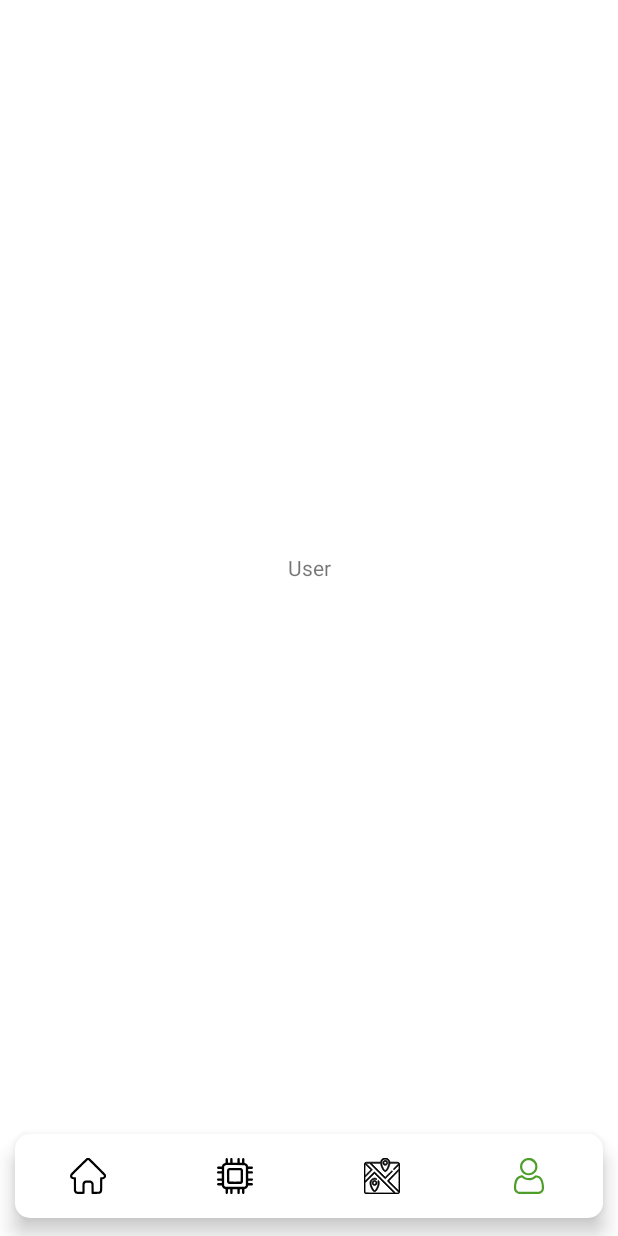
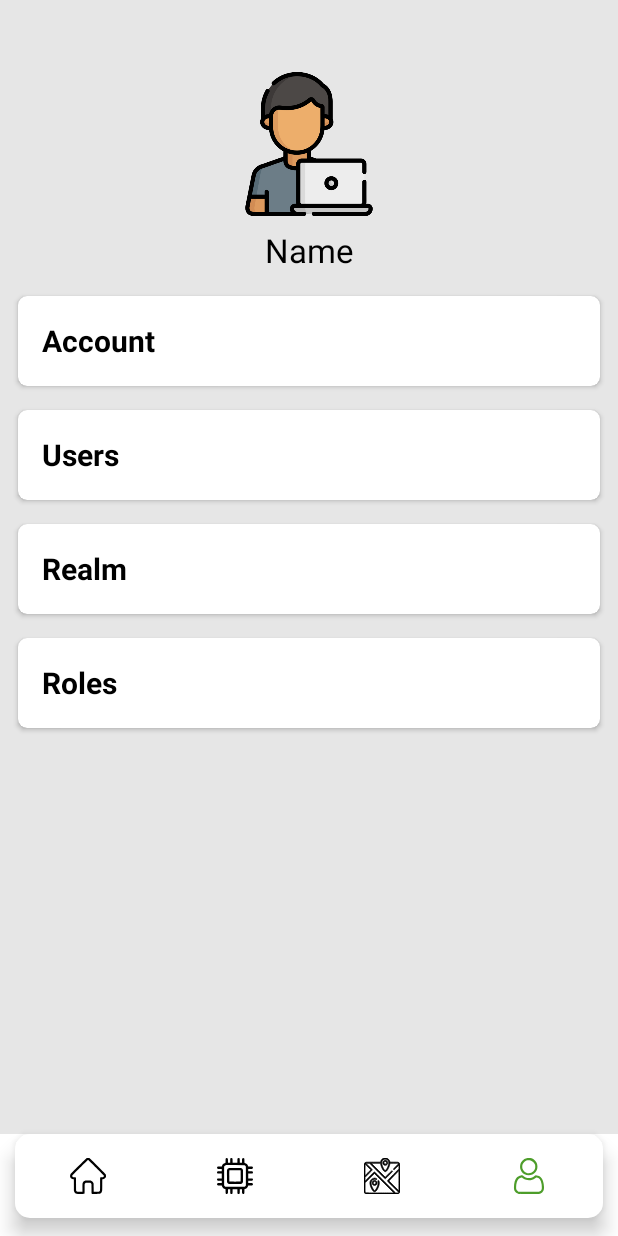
Before and after one commit to ptu1710/UiOt-Android, an Android app: the HomeActivity screen opened directly, with no data from a screen before it, item 4 of the bottom bar chosen, on a phone screen of 412 x 824 dp. Run offline under Robolectric (Android 15) with nearby library versions, the phone set to English and light mode, and no system bars; network calls fail; 2 statements that could not run were skipped.

Commit message:
Add User Fragment Screen

```diff
--- a/app/src/main/java/com/ixxc/myuit/API/APIManager.java
+++ b/app/src/main/java/com/ixxc/myuit/API/APIManager.java
@@ -9,6 +9,7 @@ import com.ixxc.myuit.Model.CreateAssetReq;
 import com.ixxc.myuit.Model.CreateAssetRes;
 import com.ixxc.myuit.Model.Device;
 import com.ixxc.myuit.Model.Model;
+import com.ixxc.myuit.Model.Role;
 import com.ixxc.myuit.Model.Token;
 import com.ixxc.myuit.Model.User;
 
@@ -50,6 +51,19 @@ public class APIManager {
             Response<User> response = call.execute();
             isSuccess = response.isSuccessful();
             User.setUser(response.body());
+        } catch (IOException e) { e.printStackTrace(); }
+
+        return isSuccess;
+    }
+
+    public static boolean getUserRoles() {
+        Call<List<Role>> call = userAI.getUserRoles();
+
+        boolean isSuccess = false;
+        try {
+            Response<List<Role>> response = call.execute();
+            isSuccess = response.isSuccessful();
+            User.getUser().setUserRoles(response.body());
         } catch (IOException e) { e.printStackTrace(); }
 
         return isSuccess;
--- /dev/null
+++ b/app/src/main/java/com/ixxc/myuit/Adapter/UserItemAdapter.java
@@ -0,0 +1,74 @@
+package com.ixxc.myuit.Adapter;
+
+import android.content.Context;
+import android.view.LayoutInflater;
+import android.view.View;
+import android.view.ViewGroup;
+import android.widget.TextView;
+
+import androidx.recyclerview.widget.RecyclerView;
+
+import com.ixxc.myuit.R;
+
+import java.util.List;
+
+public class UserItemAdapter extends RecyclerView.Adapter<UserItemAdapter.ViewHolder> {
+
+    private List<String> itemList;
+    private LayoutInflater mInflater;
+    private ItemClickListener mClickListener;
+
+    public UserItemAdapter(Context context, List<String> data) {
+        this.mInflater = LayoutInflater.from(context);
+        this.itemList = data;
+    }
+
+    // inflates the row layout from xml when needed
+    @Override
+    public ViewHolder onCreateViewHolder(ViewGroup parent, int viewType) {
+        View view = mInflater.inflate(R.layout.user_item_layout, parent, false);
+        return new ViewHolder(view);
+    }
+
+    // binds the data to the TextView in each row
+    @Override
+    public void onBindViewHolder(ViewHolder holder, int position) {
+        String animal = itemList.get(position);
+        holder.tv_item.setText(animal);
+    }
+
+    // total number of rows
+    @Override
+    public int getItemCount() {
+        return itemList.size();
+    }
+
+
+    // stores and recycles views as they are scrolled off screen
+    public class ViewHolder extends RecyclerView.ViewHolder implements View.OnClickListener {
+        TextView tv_item;
+
+        ViewHolder(View itemView) {
+            super(itemView);
+            tv_item = itemView.findViewById(R.id.tv_item);
+            itemView.setOnClickListener(this);
+        }
+
+        @Override
+        public void onClick(View view) {
+            if (mClickListener != null) mClickListener.onItemClick(view, getAdapterPosition());
+        }
+    }
+
+    String getItem(int id) {
+        return itemList.get(id);
+    }
+
+    public void setClickListener(ItemClickListener itemClickListener) {
+        this.mClickListener = itemClickListener;
+    }
+
+    public interface ItemClickListener {
+        void onItemClick(View view, int position);
+    }
+}
--- a/app/src/main/java/com/ixxc/myuit/HomeActivity.java
+++ b/app/src/main/java/com/ixxc/myuit/HomeActivity.java
@@ -44,7 +44,7 @@ public class HomeActivity extends AppCompatActivity {
         homeFrag = new HomeFragment();
         devicesFrag = new DevicesFragment();
         mapsFrag = new MapsFragment();
-        userFrag = new UserFragment();
+        userFrag = new UserFragment(this);
     }
 
     private void InitViews() {
--- a/app/src/main/java/com/ixxc/myuit/HomeFragment.java
+++ b/app/src/main/java/com/ixxc/myuit/HomeFragment.java
@@ -51,7 +51,10 @@ public class HomeFragment extends Fragment {
         pb_username = view.findViewById(R.id.pb_username);
 
         new Thread(() -> {
-            if (User.getUser() == null) APIManager.getUserInfo();
+            if (User.getUser() == null) {
+                APIManager.getUserInfo();
+                APIManager.getUserRoles();
+            }
             if (Device.getAllDevices() == null || Device.getAllDevices().size() == 0) APIManager.getDevices();
 
             Message msg = handler.obtainMessage();
--- a/app/src/main/java/com/ixxc/myuit/Interface/APIInterface.java
+++ b/app/src/main/java/com/ixxc/myuit/Interface/APIInterface.java
@@ -5,6 +5,7 @@ import com.ixxc.myuit.Model.CreateAssetReq;
 import com.ixxc.myuit.Model.CreateAssetRes;
 import com.ixxc.myuit.Model.Device;
 import com.ixxc.myuit.Model.Model;
+import com.ixxc.myuit.Model.Role;
 import com.ixxc.myuit.Model.Token;
 import com.ixxc.myuit.Model.User;
 
@@ -32,21 +33,33 @@ public interface APIInterface {
     @GET("api/master/user/user")
     Call<User> getUserInfo();
 
+    // Get user roles
+    @GET("api/master/user/userRoles")
+    Call<List<Role>> getUserRoles();
+
+    // Get all devices
     @GET("api/master/asset/user/current")
     Call<List<Device>> getUserDevices();
 
+    // Get all models
     @GET("api/master/model/assetInfos")
     Call<List<Model>> getDeviceModels();
 
+    // Create device
     @POST("api/master/asset")
     Call<CreateAssetRes> createDevice(@Body JsonObject body);
 
+    // Delete device
     @DELETE("api/master/asset")
     Call<String> delDevice(@Query("assetId") String deviceId);
 
+    // Get a device
     @GET("api/master/asset/{assetId}")
     Call<Device> getDevice(@Path("assetId") String deviceId);
 
+    // Update  a device
     @PUT("api/master/asset/{assetId}")
     Call<String> updateDeviceInfo(@Path("assetId") String deviceId, @Body JsonObject requestBody);
+
+
 }
--- /dev/null
+++ b/app/src/main/java/com/ixxc/myuit/Model/Role.java
@@ -0,0 +1,9 @@
+package com.ixxc.myuit.Model;
+
+public class Role {
+    public String id;
+    public String name;
+    public String description;
+    public boolean composite;
+    public boolean assigned;
+}
--- a/app/src/main/java/com/ixxc/myuit/Model/User.java
+++ b/app/src/main/java/com/ixxc/myuit/Model/User.java
@@ -1,4 +1,7 @@
 package com.ixxc.myuit.Model;
+
+import java.util.ArrayList;
+import java.util.List;
 
 public class User {
     public String realm;
@@ -8,6 +11,10 @@ public class User {
     public long createdOn;
     public boolean serviceAccount;
     public String username;
+    public String firstName = "";
+    public String lastName = "";
+
+    private List<Role> userRoles;
 
     private static User user;
 
@@ -18,4 +25,22 @@ public class User {
     public static User getUser() {
         return user;
     }
+
+    public List<Role> getUserRoles() {
+        return userRoles;
+    }
+
+    public void setUserRoles(List<Role> userRoles) {
+        this.userRoles = userRoles;
+    }
+
+    public String getDisplayName() {
+        if (firstName.equals("") && lastName.equals("")) {
+            return username;
+        } else if (!firstName.equals("") && !lastName.equals("")) {
+            return firstName + lastName;
+        } else {
+            return firstName.equals("") ? lastName : firstName;
+        }
+    }
 }
--- a/app/src/main/java/com/ixxc/myuit/UserFragment.java
+++ b/app/src/main/java/com/ixxc/myuit/UserFragment.java
@@ -1,15 +1,52 @@
 package com.ixxc.myuit;
 
+import android.content.Context;
 import android.os.Bundle;
 
+import androidx.annotation.NonNull;
+import androidx.annotation.Nullable;
 import androidx.fragment.app.Fragment;
+import androidx.recyclerview.widget.LinearLayoutManager;
+import androidx.recyclerview.widget.RecyclerView;
 
+import android.os.Handler;
+import android.os.Message;
 import android.view.LayoutInflater;
 import android.view.View;
 import android.view.ViewGroup;
+import android.widget.ImageView;
+import android.widget.ProgressBar;
+import android.widget.TextView;
+import android.widget.Toast;
+
+import com.ixxc.myuit.API.APIManager;
+import com.ixxc.myuit.Adapter.AttributesAdapter;
+import com.ixxc.myuit.Adapter.UserItemAdapter;
+import com.ixxc.myuit.Model.Device;
+import com.ixxc.myuit.Model.User;
+
+import java.util.ArrayList;
+import java.util.List;
 
 public class UserFragment extends Fragment {
+    ImageView iv_user;
+    TextView tv_username;
+    RecyclerView rv_user_item;
+    Context ctx;
+    User user;
+
+    Handler handler = new Handler(message -> {
+        Bundle bundle = message.getData();
+
+
+        return false;
+    });
+
     public UserFragment() { }
+
+    public UserFragment(Context context) {
+        this.ctx = context;
+    }
 
     @Override
     public void onCreate(Bundle savedInstanceState) {
@@ -21,4 +58,43 @@ public class UserFragment extends Fragment {
         return inflater.inflate(R.layout.fragment_user, container, false);
     }
 
+    @Override
+    public void onViewCreated(@NonNull View view, @Nullable Bundle savedInstanceState) {
+        iv_user = view.findViewById(R.id.iv_user);
+        tv_username = view.findViewById(R.id.tv_username_1);
+        rv_user_item = view.findViewById(R.id.rv_user_item);
+
+        user = User.getUser();
+
+        tv_username.setText(user.getDisplayName());
+
+        List<String> items = new ArrayList<>();
+        items.add("Account");
+        items.add("Users");
+        items.add("Realm");
+        items.add("Roles");
+
+        UserItemAdapter adapter = new UserItemAdapter(ctx, items);
+        adapter.setClickListener(new UserItemAdapter.ItemClickListener() {
+            @Override
+            public void onItemClick(View view, int position) {
+                Toast.makeText(ctx, items.get(position), Toast.LENGTH_SHORT).show();
+            }
+        });
+
+        rv_user_item.setLayoutManager(new LinearLayoutManager(ctx));
+        rv_user_item.setAdapter(adapter);
+
+//        new Thread(() -> {
+//
+//
+//            Message msg = handler.obtainMessage();
+//            Bundle bundle = new Bundle();
+//            bundle.putString("USER", User.getUser().username);
+//            msg.setData(bundle);
+//            handler.sendMessage(msg);
+//        }).start();
+
+        super.onViewCreated(view, savedInstanceState);
+    }
 }
--- a/app/src/main/res/layout/attribute_layout.xml
+++ b/app/src/main/res/layout/attribute_layout.xml
@@ -1,7 +1,7 @@
 <?xml version="1.0" encoding="utf-8"?>
 <androidx.cardview.widget.CardView xmlns:android="http://schemas.android.com/apk/res/android"
     xmlns:app="http://schemas.android.com/apk/res-auto"
-    android:id="@+id/cv_attribute"
+    android:id="@+id/cv_item"
     android:layout_width="match_parent"
     android:layout_height="wrap_content"
     android:layout_marginStart="12dp"
--- a/app/src/main/res/layout/fragment_user.xml
+++ b/app/src/main/res/layout/fragment_user.xml
@@ -4,16 +4,44 @@
     xmlns:tools="http://schemas.android.com/tools"
     android:layout_width="match_parent"
     android:layout_height="match_parent"
+    android:background="#E6E6E6"
     tools:context=".UserFragment">
 
-    <!-- TODO: Update blank fragment layout -->
-    <TextView
-        android:layout_width="wrap_content"
+    <LinearLayout
+        android:id="@+id/linearLayout"
+        android:layout_width="0dp"
         android:layout_height="wrap_content"
-        android:text="User"
+        android:gravity="center"
+        android:orientation="vertical"
+        app:layout_constraintEnd_toEndOf="parent"
+        app:layout_constraintStart_toStartOf="parent"
+        app:layout_constraintTop_toTopOf="parent">
+
+        <ImageView
+            android:id="@+id/iv_user"
+            android:layout_width="96dp"
+            android:layout_height="96dp"
+            android:layout_marginTop="48dp"
+            android:src="@drawable/user_image" />
+
+        <TextView
+            android:id="@+id/tv_username_1"
+            android:layout_width="match_parent"
+            android:layout_height="wrap_content"
+            android:layout_marginTop="8dp"
+            android:text="Name"
+            android:textAlignment="center"
+            android:textColor="@color/black"
+            android:textSize="22sp" />
+    </LinearLayout>
+
+    <androidx.recyclerview.widget.RecyclerView
+        android:id="@+id/rv_user_item"
+        android:layout_width="match_parent"
+        android:layout_height="0dp"
+        android:layout_marginTop="8dp"
         app:layout_constraintBottom_toBottomOf="parent"
         app:layout_constraintEnd_toEndOf="parent"
         app:layout_constraintStart_toStartOf="parent"
-        app:layout_constraintTop_toTopOf="parent" />
-
+        app:layout_constraintTop_toBottomOf="@+id/linearLayout" />
 </androidx.constraintlayout.widget.ConstraintLayout>
--- /dev/null
+++ b/app/src/main/res/layout/user_item_layout.xml
@@ -0,0 +1,25 @@
+<?xml version="1.0" encoding="utf-8"?>
+<androidx.cardview.widget.CardView xmlns:android="http://schemas.android.com/apk/res/android"
+    xmlns:app="http://schemas.android.com/apk/res-auto"
+    android:id="@+id/cv_item"
+    android:layout_width="match_parent"
+    android:layout_height="60dp"
+    android:layout_marginStart="12dp"
+    android:layout_marginTop="8dp"
+    android:layout_marginEnd="12dp"
+    android:layout_marginBottom="8dp"
+    android:elevation="6dp"
+    app:cardCornerRadius="6dp">
+
+    <TextView
+        android:id="@+id/tv_item"
+        android:layout_width="match_parent"
+        android:layout_height="wrap_content"
+        android:layout_gravity="center"
+        android:layout_marginStart="16dp"
+        android:layout_marginEnd="16dp"
+        android:text="Users"
+        android:textColor="@color/black"
+        android:textSize="20sp"
+        android:textStyle="bold" />
+</androidx.cardview.widget.CardView>
```
